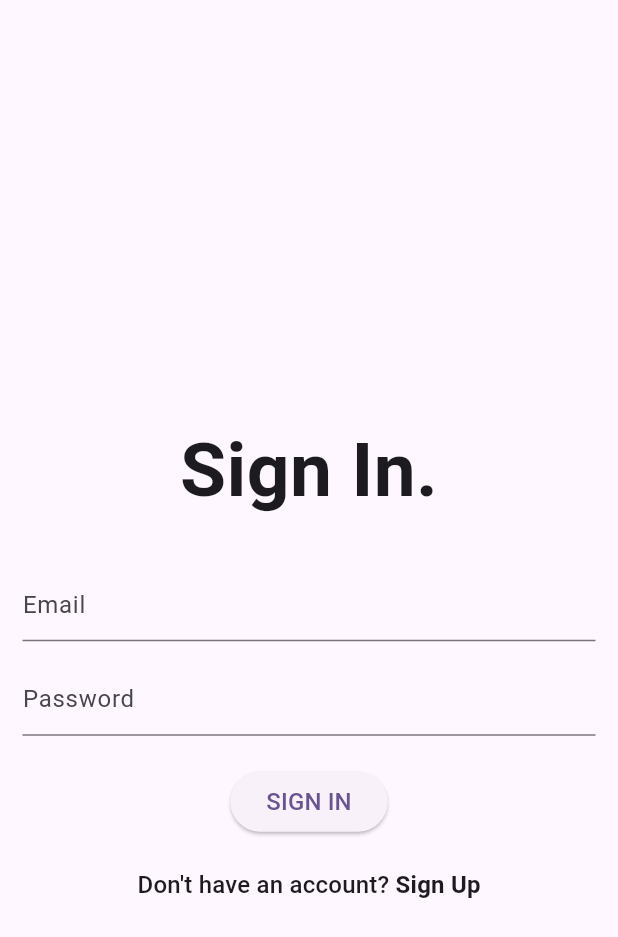
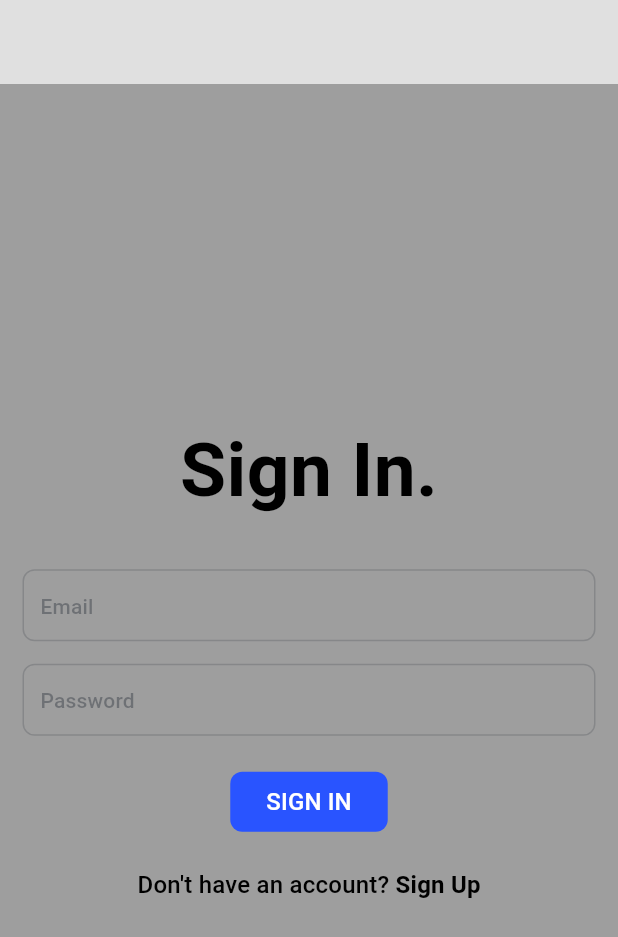
Before and after one commit to masudrana35362/English-Learning, a Flutter app: the screen it shows after launch, on a phone screen of 412 x 824 dp. Shown: the top 937 px of the screen. Run offline on Flutter 3.47's test engine with Material 3 defaults, Android fonts, the phone set to English and light mode, and no system bars; our stand-ins replace cloud_firestore, firebase_auth, firebase_core; accounts and stored records are empty.

Commit message:
soft ui install

```diff
--- /dev/null
+++ b/lib/customizations.dart
@@ -0,0 +1,19 @@
+import 'package:flutter/material.dart';
+
+
+Color primaryColor = const Color(0xff2954FF);
+Color blackColor = const Color(0xff272D37);
+Color whiteColor = const Color(0xffffffff);
+Color hintColor = const Color(0xff9a9a9e);
+Color borderColor = const Color(0xffCDCCCE);
+Color secondaryColor = const Color(0xff2982FF);
+Color redColor = const Color(0xffFF4B26);
+Color greenColor = const Color(0xff12B347);
+Color yellowColor = const Color(0xffF4AB00);
+
+List primaryGridColors = [
+  const Color(0xff2969FF),
+  const Color(0xff2DBDD8),
+  const Color(0xff12B503),
+  const Color(0xffFE6A41),
+];
--- /dev/null
+++ b/lib/helper/provider/providers.dart
@@ -0,0 +1,11 @@
+import 'package:provider/provider.dart';
+import 'package:provider/single_child_widget.dart';
+
+import '../../service/dynamic/dynamics_service.dart';
+
+class Providers {
+  static List<SingleChildWidget> providers = [
+    ChangeNotifierProvider(create: (context) => DynamicsService()),
+
+  ];
+}
--- a/lib/main.dart
+++ b/lib/main.dart
@@ -1,9 +1,14 @@
+import 'package:english_learning/service/dynamic/dynamics_service.dart';
+import 'package:english_learning/themes/default_themes.dart';
 import 'package:english_learning/views/home/home_view.dart';
 import 'package:english_learning/views/login/login_view.dart';
 import 'package:firebase_auth/firebase_auth.dart';
 import 'package:firebase_core/firebase_core.dart';
 import 'package:flutter/material.dart';
+import 'package:provider/provider.dart';
+
 import 'firebase_options.dart';
+import 'helper/provider/providers.dart';
 
 void main() async {
   WidgetsFlutterBinding.ensureInitialized();
@@ -20,12 +25,14 @@ class MyApp extends StatelessWidget {
   // This widget is the root of your application.
   @override
   Widget build(BuildContext context) {
+    return MultiProvider(
+      providers: Providers.providers,
+      child: Consumer<DynamicsService>(
+        builder: (context, provider, child) {
           return MaterialApp(
             title: 'Flutter Demo',
-      theme: ThemeData(
-        colorScheme: ColorScheme.fromSeed(seedColor: Colors.deepPurple),
-        useMaterial3: true,
-      ),
+            theme: DefaultThemes().themeData(context, provider),
+            debugShowCheckedModeBanner: false,
             home: StreamBuilder(
                 stream: FirebaseAuth.instance.authStateChanges(),
                 builder: (context, snapshot) {
@@ -40,5 +47,8 @@ class MyApp extends StatelessWidget {
                   return const LoginView();
                 }),
           );
+        },
+      ),
+    );
   }
 }
--- /dev/null
+++ b/lib/service/dynamic/dynamics_service.dart
@@ -0,0 +1,88 @@
+import 'package:flutter/material.dart';
+import 'package:english_learning/customizations.dart' as cus;
+
+class DynamicsService with ChangeNotifier {
+  bool onceRebuilt = false;
+
+  Color get primaryColor => cus.primaryColor;
+  Color get whiteColor => cus.whiteColor;
+  Color get blackColor => cus.blackColor;
+  Color get hintColor => cus.hintColor;
+  Color get borderColor => cus.borderColor;
+  Color get secondaryColor => cus.secondaryColor;
+  Color get redColor => cus.redColor;
+  Color get greenColor => cus.greenColor;
+  Color get yellowColor => cus.yellowColor;
+  bool _noConnection = false;
+
+  statusColor(String status) {
+    if (status == "complete") {
+      return greenColor;
+    }
+    if (status == "pending") {
+      return yellowColor;
+    }
+    return black60;
+  }
+
+  String languageSlug = 'en_GB';
+  bool currencyRight = false;
+  bool textDirectionRight = false;
+  String currencySymbol = "\$";
+  String currencyCode = "USD";
+
+  bool get noConnection => _noConnection;
+  get appLocal =>
+      Locale(languageSlug.substring(0, 2), languageSlug.substring(3));
+
+  List get primaryGridColors => cus.primaryGridColors;
+
+  Color get black01 => blackColor.withOpacity(.01);
+  Color get black05 => blackColor.withOpacity(.05);
+  Color get black10 => blackColor.withOpacity(.10);
+  Color get black20 => blackColor.withOpacity(.20);
+  Color get black40 => blackColor.withOpacity(.40);
+  Color get black60 => blackColor.withOpacity(.60);
+  Color get black70 => blackColor.withOpacity(.70);
+  Color get black80 => blackColor.withOpacity(.80);
+
+  Color get primary05 => primaryColor.withOpacity(.05);
+  Color get primary10 => primaryColor.withOpacity(.10);
+  Color get primary20 => primaryColor.withOpacity(.20);
+  Color get primary40 => primaryColor.withOpacity(.40);
+  Color get primary60 => primaryColor.withOpacity(.60);
+  Color get primary70 => primaryColor.withOpacity(.70);
+  Color get primary80 => primaryColor.withOpacity(.80);
+
+  getColors() async {
+    if (onceRebuilt) return;
+    onceRebuilt = true;
+
+    languageSlug =  "en_GB";
+    currencyRight = false;
+    currencySymbol = "৳";
+    currencyCode = "BDT";
+    textDirectionRight = false;
+
+    /*final responseData =
+        await NetworkApiServices().getApi(AppUrls.currencyLanguageUrl, null);
+    if (responseData != null) {
+      languageSlug = responseData["language"]?["slug"] ?? "en_GB";
+      currencyRight = responseData["currencyPosition"] != "left";
+      currencySymbol = responseData["symbol"] ?? "\$";
+      currencyCode = responseData["currency_code"] ?? "USD";
+      textDirectionRight = responseData["rtl"] is String
+          ? double.parse(responseData["rtl"])
+          : responseData["rtl"];
+    }*/
+    notifyListeners();
+  }
+
+  setNoConnection(value) {
+    if (value == noConnection) {
+      return;
+    }
+    _noConnection = value;
+    notifyListeners();
+  }
+}
--- /dev/null
+++ b/lib/themes/default_themes.dart
@@ -0,0 +1,252 @@
+
+import 'package:english_learning/helper/extension/context_extension.dart';
+import 'package:flutter/material.dart';
+import 'package:flutter/services.dart';
+
+class DefaultThemes {
+  InputDecorationTheme? inputDecorationTheme(BuildContext context, dProvider) =>
+      InputDecorationTheme(
+          hintStyle: WidgetStateTextStyle.resolveWith((states) {
+            return Theme.of(context).textTheme.titleSmall!.copyWith(
+                  color: dProvider.black40,
+                  fontSize: 14,
+                );
+          }),
+          counterStyle: WidgetStateTextStyle.resolveWith((states) {
+            if (states.contains(WidgetState.focused)) {
+              return context.titleSmall!
+                  .copyWith(color: dProvider.primaryColor);
+            }
+            return Theme.of(context)
+                .textTheme
+                .titleSmall!
+                .copyWith(color: dProvider.blackColor);
+          }),
+          contentPadding:
+              const EdgeInsets.symmetric(horizontal: 8, vertical: 12),
+          focusedBorder: OutlineInputBorder(
+            borderRadius: BorderRadius.circular(8),
+            borderSide: BorderSide(color: dProvider.primaryColor, width: 2),
+          ),
+          enabledBorder: OutlineInputBorder(
+            borderRadius: BorderRadius.circular(8),
+            borderSide: BorderSide(color: dProvider.black20, width: 1),
+          ),
+          disabledBorder: OutlineInputBorder(
+            borderRadius: BorderRadius.circular(8),
+            borderSide: BorderSide(color: dProvider.black10, width: 1),
+          ),
+          focusedErrorBorder: OutlineInputBorder(
+            borderRadius: BorderRadius.circular(8),
+            borderSide: BorderSide(color: dProvider.redColor, width: 1),
+          ),
+          errorBorder: OutlineInputBorder(
+            borderRadius: BorderRadius.circular(8),
+            borderSide: BorderSide(color: dProvider.redColor, width: 1),
+          ),
+          prefixIconColor: WidgetStateColor.resolveWith((states) {
+            if (states.contains(WidgetState.focused)) {
+              return dProvider.primaryColor;
+            }
+            if (states.contains(WidgetState.error)) {
+              return dProvider.redColor;
+            }
+            return dProvider.black40;
+          }),
+          suffixIconColor: WidgetStateColor.resolveWith(
+            (states) {
+              if (states.contains(WidgetState.focused)) {
+                return dProvider.primaryColor;
+              }
+              if (states.contains(WidgetState.error)) {
+                return dProvider.redColor;
+              }
+              return dProvider.black40;
+            },
+          ));
+
+  CheckboxThemeData? checkboxTheme(dProvider) => CheckboxThemeData(
+        materialTapTargetSize: MaterialTapTargetSize.shrinkWrap,
+        side: BorderSide(
+          width: 1,
+          color: dProvider.black20,
+        ),
+        fillColor: WidgetStateColor.resolveWith((states) {
+          if (states.contains(WidgetState.selected)) {
+            return dProvider.secondaryColor;
+          }
+          return dProvider.whiteColor;
+        }),
+        shape: RoundedRectangleBorder(
+            borderRadius: BorderRadius.circular(6),
+            side: BorderSide(
+              width: 1,
+              color: dProvider.secondaryColor,
+            )),
+      );
+
+  RadioThemeData? radioThemeData(dProvider) => RadioThemeData(
+        materialTapTargetSize: MaterialTapTargetSize.shrinkWrap,
+        fillColor:
+            WidgetStateColor.resolveWith((states) => dProvider.secondaryColor),
+        visualDensity: VisualDensity.compact,
+      );
+
+  OutlinedButtonThemeData? outlinedButtonTheme(dProvider) =>
+      OutlinedButtonThemeData(
+          style: ButtonStyle(
+        overlayColor:
+            WidgetStateColor.resolveWith((states) => Colors.transparent),
+        shape: WidgetStateProperty.resolveWith<OutlinedBorder?>((states) {
+          return RoundedRectangleBorder(borderRadius: BorderRadius.circular(8));
+        }),
+        side: WidgetStateProperty.resolveWith((states) {
+          if (states.contains(WidgetState.pressed)) {
+            return BorderSide(
+              color: dProvider.primaryColor,
+            );
+          }
+          return BorderSide(
+            color: dProvider.black20,
+          );
+        }),
+        foregroundColor: WidgetStateProperty.resolveWith((states) {
+          if (states.contains(WidgetState.pressed)) {
+            return dProvider.primaryColor;
+          }
+          return dProvider.black40;
+        }),
+      ));
+
+  ElevatedButtonThemeData? elevatedButtonTheme(dProvider) =>
+      ElevatedButtonThemeData(
+          style: ButtonStyle(
+        elevation: WidgetStateProperty.resolveWith((states) => 0),
+        overlayColor:
+            WidgetStateColor.resolveWith((states) => Colors.transparent),
+        shape: WidgetStateProperty.resolveWith<OutlinedBorder?>((states) {
+          return RoundedRectangleBorder(borderRadius: BorderRadius.circular(8));
+        }),
+        backgroundColor: WidgetStateProperty.resolveWith((states) {
+          if (states.contains(WidgetState.disabled)) {
+            return dProvider.primaryColor.withOpacity(.05);
+          }
+          if (states.contains(WidgetState.pressed)) {
+            return dProvider.blackColor;
+          }
+          return dProvider.primaryColor;
+        }),
+        foregroundColor: WidgetStateProperty.resolveWith((states) {
+          if (states.contains(WidgetState.disabled)) {
+            return dProvider.black40;
+          }
+          if (states.contains(WidgetState.pressed)) {
+            return dProvider.whiteColor;
+          }
+          return dProvider.whiteColor;
+        }),
+      ));
+
+  TextButtonThemeData? textButtonThemeData(dProvider) => TextButtonThemeData(
+          style: ButtonStyle(
+        elevation: WidgetStateProperty.resolveWith((states) => 0),
+        overlayColor:
+            WidgetStateColor.resolveWith((states) => Colors.transparent),
+        backgroundColor: WidgetStateProperty.resolveWith((states) {
+          return dProvider.blackColor.withOpacity(0.0);
+        }),
+        foregroundColor: WidgetStateProperty.resolveWith((states) {
+          if (states.contains(WidgetState.disabled)) {
+            return dProvider.black40;
+          }
+          if (states.contains(WidgetState.pressed)) {
+            return dProvider.blackColor;
+          }
+          return dProvider.primaryColor;
+        }),
+      ));
+
+  appBarTheme(BuildContext context) => AppBarTheme(
+        backgroundColor: Colors.grey.shade300,
+        foregroundColor: context.dProvider.blackColor,
+        elevation: 0,
+        centerTitle: true,
+        titleTextStyle: context.titleLarge?.bold6,
+        surfaceTintColor: context.dProvider.whiteColor,
+        systemOverlayStyle: const SystemUiOverlayStyle(
+            statusBarColor: Colors.transparent,
+            statusBarIconBrightness: Brightness.dark),
+      );
+
+  TextSelectionThemeData textSelectionThemeData(BuildContext context) =>
+      TextSelectionThemeData(
+          cursorColor: context.dProvider.primaryColor,
+          selectionColor: context.dProvider.primary40,
+          selectionHandleColor: context.dProvider.primaryColor);
+
+  PopupMenuThemeData popupMenuThemeData(BuildContext context) =>
+      PopupMenuThemeData(
+        color: context.dProvider.whiteColor,
+      );
+
+  themeData(BuildContext context, dProvider) => ThemeData(
+      colorScheme: ColorScheme.light(
+        background: Colors.grey.shade300,
+        primary: Colors.grey.shade500,
+        secondary: Colors.grey.shade200,
+        inversePrimary: Colors.grey.shade900,
+      ),
+     primaryColor: dProvider.primaryColor,
+      scaffoldBackgroundColor: Colors.grey.shade500,
+      scrollbarTheme: scrollbarTheme(dProvider),
+      useMaterial3: true,
+      popupMenuTheme: popupMenuThemeData(context),
+      textSelectionTheme: textSelectionThemeData(context),
+      appBarTheme: DefaultThemes().appBarTheme(context),
+      elevatedButtonTheme: elevatedButtonTheme(dProvider),
+      outlinedButtonTheme: outlinedButtonTheme(dProvider),
+      inputDecorationTheme: inputDecorationTheme(context, dProvider),
+      checkboxTheme: checkboxTheme(dProvider),
+      textButtonTheme: textButtonThemeData(dProvider),
+      switchTheme: switchThemeData(dProvider),
+      dialogTheme: DialogTheme(
+        surfaceTintColor: dProvider.whiteColor,
+        backgroundColor: dProvider.whiteColor,
+      ));
+}
+
+SwitchThemeData switchThemeData(dProvider) => SwitchThemeData(
+      thumbColor:
+          WidgetStateProperty.resolveWith<Color>((Set<WidgetState> states) {
+        if (states.contains(WidgetState.disabled)) {
+          return dProvider.primary10;
+        }
+        return dProvider.whiteColor;
+      }),
+      trackColor:
+          WidgetStateProperty.resolveWith<Color>((Set<WidgetState> states) {
+        if (!states.contains(WidgetState.selected)) {
+          return dProvider.redColor.withOpacity(.60);
+        }
+        return dProvider.greenColor.withOpacity(.60);
+      }),
+      trackOutlineColor:
+          WidgetStateProperty.resolveWith<Color>((Set<WidgetState> states) {
+        if (!states.contains(WidgetState.selected)) {
+          return dProvider.redColor.withOpacity(.60);
+        }
+        return dProvider.greenColor.withOpacity(.40);
+      }),
+    );
+
+ScrollbarThemeData scrollbarTheme(dProvider) => ScrollbarThemeData(
+      thumbVisibility: WidgetStateProperty.resolveWith((states) {
+        if (states.contains(WidgetState.scrolledUnder)) {
+          return true;
+        }
+        return false;
+      }),
+      thickness: WidgetStateProperty.resolveWith((states) => 6),
+      thumbColor:
+          WidgetStateProperty.resolveWith((states) => dProvider.primary60),
+    );
--- a/lib/views/home/home_view.dart
+++ b/lib/views/home/home_view.dart
@@ -1,5 +1,6 @@
 import 'package:cloud_firestore/cloud_firestore.dart';
 import 'package:english_learning/views/home/widget/edit_word.dart';
+import 'package:english_learning/views/home/widget/my_drawer.dart';
 import 'package:firebase_auth/firebase_auth.dart';
 import 'package:flutter/cupertino.dart';
 import 'package:flutter/material.dart';
@@ -29,6 +30,7 @@ class _MyHomePageState extends State<MyHomePage> {
     final String formattedDate = DateFormat('dd-MM-yyyy').format(selectedDate);
 
     return Scaffold(
+      backgroundColor: Theme.of(context).colorScheme.background,
       appBar: AppBar(
         title: const Text('My Words'),
         actions: [
@@ -50,6 +52,7 @@ class _MyHomePageState extends State<MyHomePage> {
           ),
         ],
       ),
+      drawer: const MyDrawer(),
       body: SingleChildScrollView(
         child: Column(
           children: [
@@ -93,7 +96,8 @@ class _MyHomePageState extends State<MyHomePage> {
                         Navigator.push(
                           context,
                           MaterialPageRoute(
-                            builder: (context) => EditWord(id: snapshot.data!.docs[index].id),
+                            builder: (context) =>
+                                EditWord(id: snapshot.data!.docs[index].id),
                           ),
                         );
                       },
--- a/pubspec.yaml
+++ b/pubspec.yaml
@@ -40,6 +40,7 @@ dependencies:
   firebase_auth: ^5.3.1
   intl: ^0.19.0
   uuid: ^4.5.1
+  provider: ^6.1.2
 
 dev_dependencies:
   flutter_test:
```
Also changed, not shown: lib/helper/extension/context_extension.dart (added, +215 -0 lines), lib/views/home/widget/my_drawer.dart (added, +73 -0 lines), lib/views/setting/settings_view.dart (added, +36 -0 lines), lib/views/widget/neu_box.dart (added, +31 -0 lines), pubspec.lock, 1 other file. Lines whose indentation alone changed are shown as unchanged.
